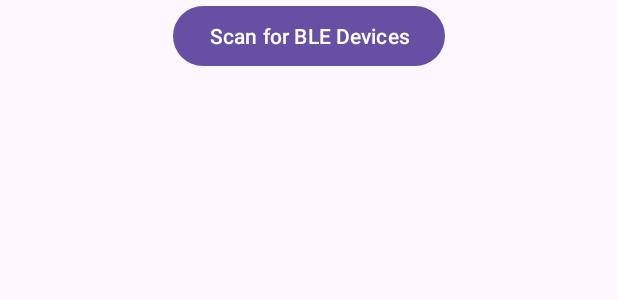
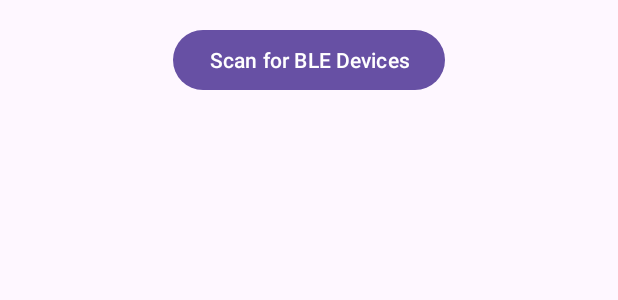
Before and after one commit to Nitya-Dhagat/Android_IoT, an Android app: the layout activity_main.xml on its own in the app's theme, with its tools: preview values and no code run, on a phone screen of 412 x 824 dp. Shown: the top 300 px of the screen. Run offline under Robolectric (Android 15) with nearby library versions, the phone set to English and light mode, and no system bars.

```diff
--- a/app/build.gradle
+++ b/app/build.gradle
@@ -34,8 +34,8 @@ dependencies {
     implementation libs.material
     implementation libs.activity
     implementation libs.constraintlayout
+    implementation libs.cronet.embedded
     testImplementation libs.junit
     androidTestImplementation libs.ext.junit
     androidTestImplementation libs.espresso.core
-    implementation 'androidx.recyclerview:recyclerview:1.2.1'
 }
--- a/app/src/main/AndroidManifest.xml
+++ b/app/src/main/AndroidManifest.xml
@@ -10,6 +10,7 @@
     <uses-permission android:name="android.permission.BLUETOOTH_CONNECT"/>
     <uses-permission android:name="android.permission.BLUETOOTH_ADVERTISE"/>
     <uses-feature android:name="android.hardware.bluetooth_le" android:required="true"/>
+    <uses-feature android:name="android.hardware.bluetooth" android:required="true"/>
 
     <uses-permission android:name="android.permission.BLUETOOTH_SCAN" />
     <application
--- a/app/src/main/res/layout/activity_main.xml
+++ b/app/src/main/res/layout/activity_main.xml
@@ -1,8 +1,10 @@
 <LinearLayout xmlns:android="http://schemas.android.com/apk/res/android"
     android:layout_width="match_parent"
     android:layout_height="match_parent"
-    android:orientation="vertical">
+    android:orientation="vertical"
+    android:padding="16dp">
 
+    <!-- Scan Button -->
     <Button
         android:id="@+id/scan_button"
         android:layout_width="wrap_content"
@@ -10,9 +12,21 @@
         android:layout_gravity="center"
         android:text="Scan for BLE Devices" />
 
+    <!-- ListView to display the discovered devices -->
     <ListView
         android:id="@+id/list_view"
         android:layout_width="match_parent"
-        android:layout_height="match_parent" />
+        android:layout_height="0dp"
+        android:layout_weight="1"
+        android:layout_marginTop="16dp" />
+
+    <!-- Disconnect Button -->
+    <Button
+        android:id="@+id/disconnect_button"
+        android:layout_width="wrap_content"
+        android:layout_height="wrap_content"
+        android:layout_gravity="center"
+        android:text="Disconnect"
+        android:visibility="gone" />  <!-- Initially hidden -->
 
 </LinearLayout>
--- a/gradle/libs.versions.toml
+++ b/gradle/libs.versions.toml
@@ -7,6 +7,7 @@ appcompat = "1.7.0"
 material = "1.12.0"
 activity = "1.9.3"
 constraintlayout = "2.1.4"
+cronetEmbedded = "119.6045.31"
 
 [libraries]
 junit = { group = "junit", name = "junit", version.ref = "junit" }
@@ -16,6 +17,7 @@ appcompat = { group = "androidx.appcompat", name = "appcompat", version.ref = "a
 material = { group = "com.google.android.material", name = "material", version.ref = "material" }
 activity = { group = "androidx.activity", name = "activity", version.ref = "activity" }
 constraintlayout = { group = "androidx.constraintlayout", name = "constraintlayout", version.ref = "constraintlayout" }
+cronet-embedded = { group = "org.chromium.net", name = "cronet-embedded", version.ref = "cronetEmbedded" }
 
 [plugins]
 android-application = { id = "com.android.application", version.ref = "agp" }
```
Also changed, not shown: app/src/main/java/com/example/android_iot/BleDeviceAdapter.java (+42 -4 lines), app/src/main/java/com/example/android_iot/MainActivity.java (+82 -31 lines).
